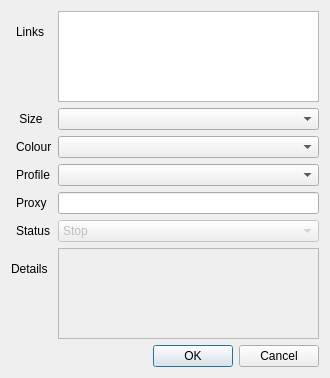
The window that supreme/view/new_link_dialog.ui (phongtran0715/shoppingbot) describes before a commit, drawn with Qt 5.
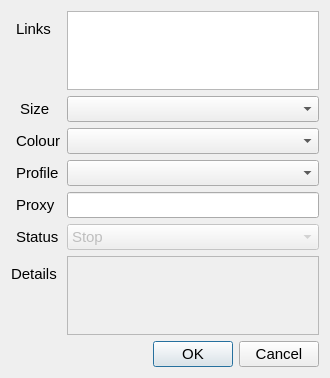
The same window after the commit.

Patch:
```diff
--- a/supreme/view/new_link_dialog.ui
+++ b/supreme/view/new_link_dialog.ui
@@ -10,6 +10,11 @@
     <height>378</height>
    </rect>
   </property>
+  <property name="font">
+   <font>
+    <pointsize>11</pointsize>
+   </font>
+  </property>
   <property name="windowTitle">
    <string>Dialog</string>
   </property>
```
